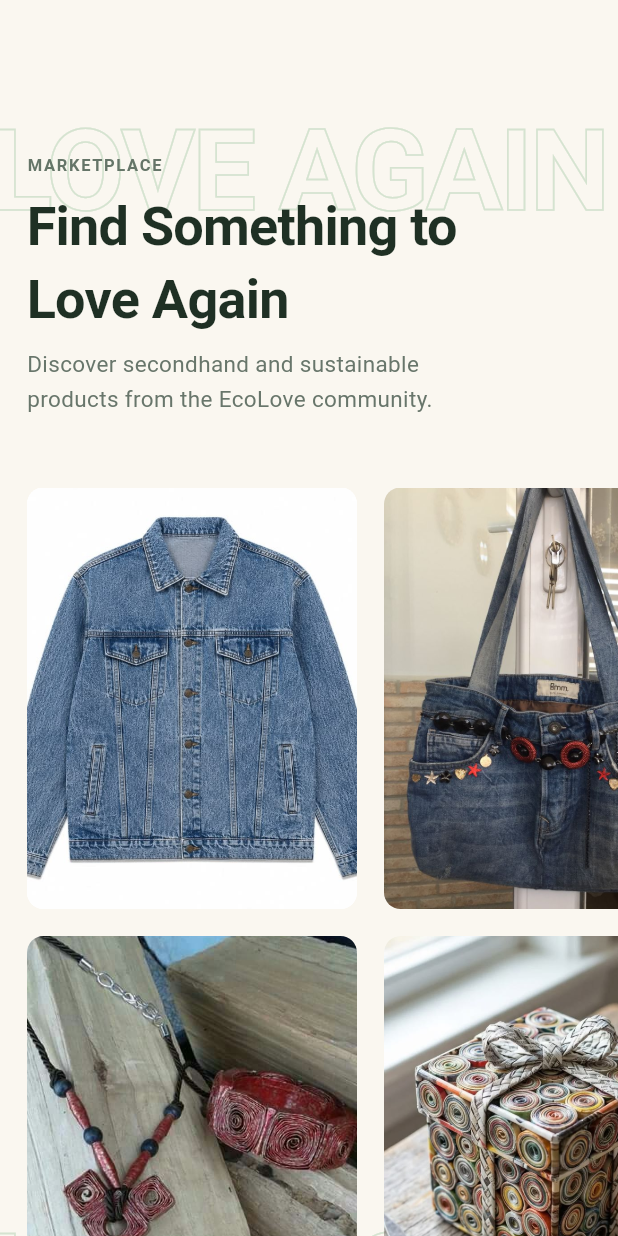
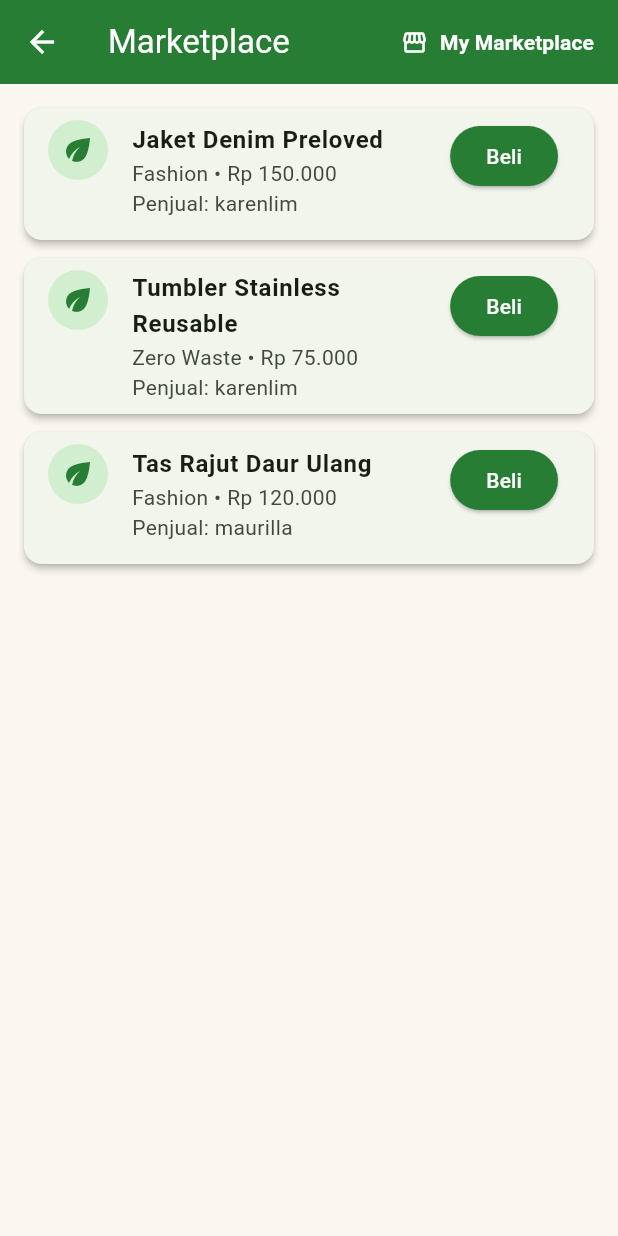
Before and after one commit to pbp-c-kelompok05/EcoLove-Mobile, a Flutter app: the screen it shows after launch, after a tap on "EXPLORE MARKETPLACE", on a phone screen of 412 x 824 dp. Run offline on Flutter 3.47's test engine with Material 3 defaults, Android fonts, the phone set to English and light mode, and no system bars.

Commit message:
feat(items): add Item model, marketplace screens, and navigation

```diff
--- a/lib/features/home/presentation/landing_page.dart
+++ b/lib/features/home/presentation/landing_page.dart
@@ -1,6 +1,7 @@
 import 'package:flutter/material.dart';
 
 import '../../auth/presentation/pages/login_page.dart';
+import '../../items/screens/marketplace_page.dart';
 
 class LandingPage extends StatefulWidget {
   const LandingPage({super.key});
@@ -32,9 +33,8 @@ class _LandingPageState extends State<LandingPage> {
   }
 
   void _openLogin() {
-    Navigator.of(context).push(
-      MaterialPageRoute<void>(builder: (_) => const LoginPage()),
-    );
+    Navigator.of(context)
+        .push(MaterialPageRoute<void>(builder: (_) => const LoginPage()));
   }
 
   @override
@@ -105,7 +105,13 @@ class _LandingPageState extends State<LandingPage> {
             mainAxisAlignment: MainAxisAlignment.center,
             children: [
               _navItem('Home', () => _goTo(_homeKey)),
-              _navItem('Marketplace', () => _goTo(_marketplaceKey)),
+              _navItem('Marketplace', () {
+                Navigator.of(context).push(
+                  MaterialPageRoute<void>(
+                    builder: (_) => const MarketplacePage(),
+                  ),
+                );
+              }),
               _navItem('Events', () => _goTo(_eventsKey)),
               _navItem('Education', () {
                 ScaffoldMessenger.of(context).showSnackBar(
@@ -219,7 +225,13 @@ class _LandingPageState extends State<LandingPage> {
                 _heroButton(
                   label: 'EXPLORE MARKETPLACE',
                   filled: true,
-                  onTap: () => _goTo(_marketplaceKey),
+                  onTap: () {
+                    Navigator.of(context).push(
+                      MaterialPageRoute<void>(
+                        builder: (_) => const MarketplacePage(),
+                      ),
+                    );
+                  },
                 ),
                 const SizedBox(height: 8),
                 _heroButton(
@@ -252,9 +264,7 @@ class _LandingPageState extends State<LandingPage> {
             color: filled ? green : Colors.white.withOpacity(0.75),
             width: 1,
           ),
-          shape: RoundedRectangleBorder(
-            borderRadius: BorderRadius.circular(3),
-          ),
+          shape: RoundedRectangleBorder(borderRadius: BorderRadius.circular(3)),
           padding: const EdgeInsets.symmetric(horizontal: 14),
         ),
         child: Row(
@@ -277,12 +287,24 @@ class _LandingPageState extends State<LandingPage> {
 
   Widget _buildMarketplace() {
     final products = <_Product>[
-      const _Product('assets/images/product_jacket.jpg', 'Pre-loved denim jacket'),
+      const _Product(
+        'assets/images/product_jacket.jpg',
+        'Pre-loved denim jacket',
+      ),
       const _Product('assets/images/product_necklace.jpg', 'Upcycled necklace'),
       const _Product('assets/images/product_bag.jpg', 'Denim tote bag'),
-      const _Product('assets/images/product_recycled_cube.jpg', 'Recycled craft'),
-      const _Product('assets/images/product_woven_bag.jpg', 'Woven recycled bag'),
-      const _Product('assets/images/product_upcycled_art.jpg', 'Upcycled decor'),
+      const _Product(
+        'assets/images/product_recycled_cube.jpg',
+        'Recycled craft',
+      ),
+      const _Product(
+        'assets/images/product_woven_bag.jpg',
+        'Woven recycled bag',
+      ),
+      const _Product(
+        'assets/images/product_upcycled_art.jpg',
+        'Upcycled decor',
+      ),
     ];
 
     return Container(
@@ -292,11 +314,7 @@ class _LandingPageState extends State<LandingPage> {
       child: Stack(
         clipBehavior: Clip.hardEdge,
         children: [
-          Positioned(
-            top: 0,
-            left: -5,
-            child: _outlineWord('LOVE AGAIN', 76),
-          ),
+          Positioned(top: 0, left: -5, child: _outlineWord('LOVE AGAIN', 76)),
           Positioned(
             bottom: 0,
             left: -5,
@@ -449,11 +467,7 @@ class _LandingPageState extends State<LandingPage> {
           const SizedBox(height: 7),
           const Text(
             'Find events that help you live more\nsustainably.',
-            style: TextStyle(
-              color: Colors.black87,
-              fontSize: 15,
-              height: 1.55,
-            ),
+            style: TextStyle(color: Colors.black87, fontSize: 15, height: 1.55),
           ),
           const SizedBox(height: 36),
           ...events.map(
@@ -480,11 +494,7 @@ class _LandingPageState extends State<LandingPage> {
       child: const Text(
         '© 2026 EcoLove. Faculty of Computer Science,\nUniversity of Indonesia.',
         textAlign: TextAlign.center,
-        style: TextStyle(
-          color: Colors.white,
-          fontSize: 11,
-          height: 1.5,
-        ),
+        style: TextStyle(color: Colors.white, fontSize: 11, height: 1.5),
       ),
     );
   }
--- /dev/null
+++ b/lib/features/items/screens/marketplace_page.dart
@@ -0,0 +1,95 @@
+import 'package:flutter/material.dart';
+import 'my_marketplace_page.dart';
+
+class MarketplacePage extends StatelessWidget {
+  const MarketplacePage({super.key});
+
+  @override
+  Widget build(BuildContext context) {
+    // Data katalog umum sementara (Checkpoint 1)
+    final List publicItems = [
+      {
+        'name': 'Jaket Denim Preloved',
+        'price': 'Rp 150.000',
+        'category': 'Fashion',
+        'seller': 'karenlim',
+      },
+      {
+        'name': 'Tumbler Stainless Reusable',
+        'price': 'Rp 75.000',
+        'category': 'Zero Waste',
+        'seller': 'karenlim',
+      },
+      {
+        'name': 'Tas Rajut Daur Ulang',
+        'price': 'Rp 120.000',
+        'category': 'Fashion',
+        'seller': 'maurilla',
+      },
+    ];
+
+    return Scaffold(
+      appBar: AppBar(
+        title: const Text('Marketplace'),
+        backgroundColor: const Color(0xFF287D35),
+        foregroundColor: Colors.white,
+        actions: [
+          TextButton.icon(
+            onPressed: () {
+              Navigator.push(
+                context,
+                MaterialPageRoute(
+                  builder: (context) => const MyMarketplacePage(),
+                ),
+              );
+            },
+            icon: const Icon(Icons.storefront, color: Colors.white),
+            label: const Text(
+              'My Marketplace',
+              style: TextStyle(color: Colors.white, fontWeight: FontWeight.w600),
+            ),
+          ),
+        ],
+      ),
+      body: ListView.builder(
+        padding: const EdgeInsets.all(16.0),
+        itemCount: publicItems.length,
+        itemBuilder: (context, index) {
+          final item = publicItems[index];
+          return Card(
+            elevation: 2,
+            margin: const EdgeInsets.only(bottom: 12.0),
+            child: ListTile(
+              leading: const CircleAvatar(
+                backgroundColor: Color(0xFFD1EFCF),
+                child: Icon(Icons.eco, color: Color(0xFF287D35)),
+              ),
+              title: Text(
+                item['name'],
+                style: const TextStyle(fontWeight: FontWeight.bold),
+              ),
+              subtitle: Text(
+                '${item['category']} • ${item['price']}\nPenjual: ${item['seller']}',
+              ),
+              isThreeLine: true,
+              trailing: ElevatedButton(
+                style: ElevatedButton.styleFrom(
+                  backgroundColor: const Color(0xFF287D35),
+                  foregroundColor: Colors.white,
+                ),
+                onPressed: () {
+                  ScaffoldMessenger.of(context).showSnackBar(
+                    SnackBar(
+                      content: Text('Detail produk "${item['name']}" (integrasi payment menyusul)'),
+                    ),
+                  );
+                },
+                child: const Text('Beli'),
+              ),
+            ),
+          );
+        },
+      ),
+    );
+  }
+}
```
Also changed, not shown: lib/features/items/models/item_model.dart (added, +49 -0 lines), lib/features/items/screens/item_form_page.dart (added, +133 -0 lines), lib/features/items/screens/my_marketplace_page.dart (added, +89 -0 lines).
